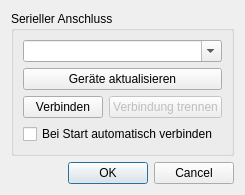
This is settingsdialog.ui in flesniak/qlenlab as Qt 5 draws it before an edit. The edited form follows.
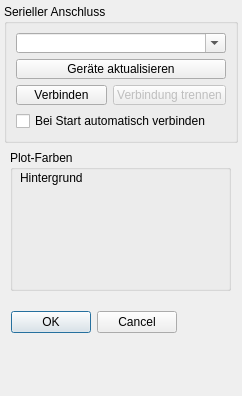
This is the edited form.

Commit message: about to remove settingsdialog.ui

Diff of the .ui file:
```diff
--- a/settingsdialog.ui
+++ b/settingsdialog.ui
@@ -7,15 +7,21 @@
     <x>0</x>
     <y>0</y>
     <width>242</width>
-    <height>176</height>
+    <height>396</height>
    </rect>
   </property>
   <property name="windowTitle">
    <string>Dialog</string>
   </property>
-  <layout class="QVBoxLayout" name="verticalLayout_2">
-   <item>
     <widget class="QGroupBox" name="groupBox_serialport">
+   <property name="geometry">
+    <rect>
+     <x>4</x>
+     <y>4</y>
+     <width>234</width>
+     <height>139</height>
+    </rect>
+   </property>
      <property name="title">
       <string>Serieller Anschluss</string>
      </property>
@@ -64,9 +70,15 @@
       </item>
      </layout>
     </widget>
-   </item>
-   <item>
     <widget class="QDialogButtonBox" name="buttonBox">
+   <property name="geometry">
+    <rect>
+     <x>0</x>
+     <y>310</y>
+     <width>177</width>
+     <height>25</height>
+    </rect>
+   </property>
      <property name="orientation">
       <enum>Qt::Horizontal</enum>
      </property>
@@ -74,8 +86,32 @@
       <set>QDialogButtonBox::Cancel|QDialogButtonBox::Ok</set>
      </property>
     </widget>
-   </item>
-  </layout>
+  <widget class="QGroupBox" name="groupBox_colors">
+   <property name="geometry">
+    <rect>
+     <x>10</x>
+     <y>150</y>
+     <width>221</width>
+     <height>141</height>
+    </rect>
+   </property>
+   <property name="title">
+    <string>Plot-Farben</string>
+   </property>
+   <widget class="QLabel" name="label_color_background">
+    <property name="geometry">
+     <rect>
+      <x>10</x>
+      <y>20</y>
+      <width>71</width>
+      <height>16</height>
+     </rect>
+    </property>
+    <property name="text">
+     <string>Hintergrund</string>
+    </property>
+   </widget>
+  </widget>
  </widget>
  <resources/>
  <connections>
```
Lines whose indentation alone changed are shown as unchanged. The commit also changes 2 other files.
